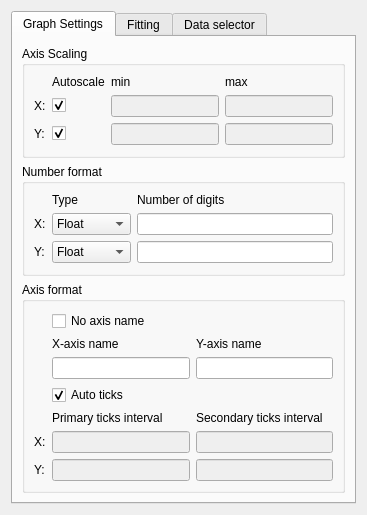
First picture: the form in src/gui/widgets/graphManagerWidgetUi.ui, repository PyMarc2/general-data-grapher, before the edit.
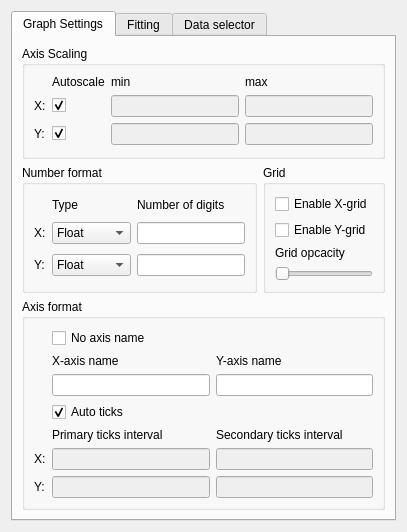
Second picture: the form after the edit.

Commit message: add grid options - take 2

What changed in the file:
```diff
--- a/src/gui/widgets/graphManagerWidgetUi.ui
+++ b/src/gui/widgets/graphManagerWidgetUi.ui
@@ -86,7 +86,14 @@
            </widget>
           </item>
           <item row="1" column="2">
-           <widget class="QLineEdit" name="LE_xAmountOfDigits"/>
+           <widget class="QLineEdit" name="LE_xAmountOfDigits">
+            <property name="sizePolicy">
+             <sizepolicy hsizetype="Fixed" vsizetype="Fixed">
+              <horstretch>0</horstretch>
+              <verstretch>0</verstretch>
+             </sizepolicy>
+            </property>
+           </widget>
           </item>
           <item row="2" column="1">
            <widget class="QComboBox" name="CoB_yNumberFormat">
@@ -108,7 +115,14 @@
            </widget>
           </item>
           <item row="2" column="2">
-           <widget class="QLineEdit" name="LE_yAmountOfDigits"/>
+           <widget class="QLineEdit" name="LE_yAmountOfDigits">
+            <property name="sizePolicy">
+             <sizepolicy hsizetype="Fixed" vsizetype="Fixed">
+              <horstretch>0</horstretch>
+              <verstretch>0</verstretch>
+             </sizepolicy>
+            </property>
+           </widget>
           </item>
           <item row="0" column="1">
            <widget class="QLabel" name="LA_typeNumberFormat">
@@ -126,8 +140,51 @@
          </layout>
         </widget>
        </item>
-       <item row="0" column="0">
+       <item row="1" column="1">
+        <widget class="QGroupBox" name="GB_grid">
+         <property name="title">
+          <string>Grid</string>
+         </property>
+         <layout class="QGridLayout" name="gridLayout_6">
+          <item row="0" column="0">
+           <widget class="QCheckBox" name="ChB_enableXGrid">
+            <property name="text">
+             <string>Enable X-grid</string>
+            </property>
+           </widget>
+          </item>
+          <item row="1" column="0">
+           <widget class="QCheckBox" name="ChB_enableYGrid">
+            <property name="text">
+             <string>Enable Y-grid</string>
+            </property>
+           </widget>
+          </item>
+          <item row="2" column="0">
+           <widget class="QLabel" name="LA_gridOpacity">
+            <property name="text">
+             <string>Grid opcacity</string>
+            </property>
+           </widget>
+          </item>
+          <item row="3" column="0">
+           <widget class="QSlider" name="HZ_gridOpacity">
+            <property name="orientation">
+             <enum>Qt::Horizontal</enum>
+            </property>
+           </widget>
+          </item>
+         </layout>
+        </widget>
+       </item>
+       <item row="0" column="0" colspan="2">
         <widget class="QGroupBox" name="GB_axisScaling">
+         <property name="sizePolicy">
+          <sizepolicy hsizetype="Expanding" vsizetype="Preferred">
+           <horstretch>0</horstretch>
+           <verstretch>0</verstretch>
+          </sizepolicy>
+         </property>
          <property name="title">
           <string>Axis Scaling</string>
          </property>
@@ -239,8 +296,14 @@
          </layout>
         </widget>
        </item>
-       <item row="2" column="0">
+       <item row="2" column="0" colspan="2">
         <widget class="QGroupBox" name="GB_axisFormat">
+         <property name="sizePolicy">
+          <sizepolicy hsizetype="Expanding" vsizetype="Preferred">
+           <horstretch>0</horstretch>
+           <verstretch>0</verstretch>
+          </sizepolicy>
+         </property>
          <property name="title">
           <string>Axis format</string>
          </property>
```
